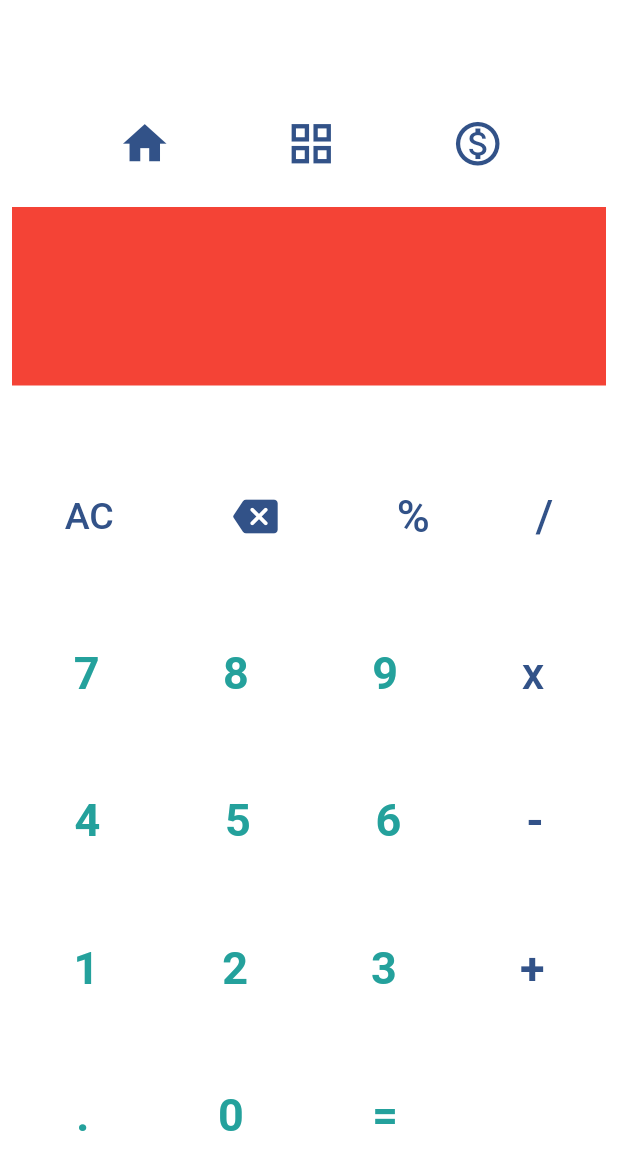
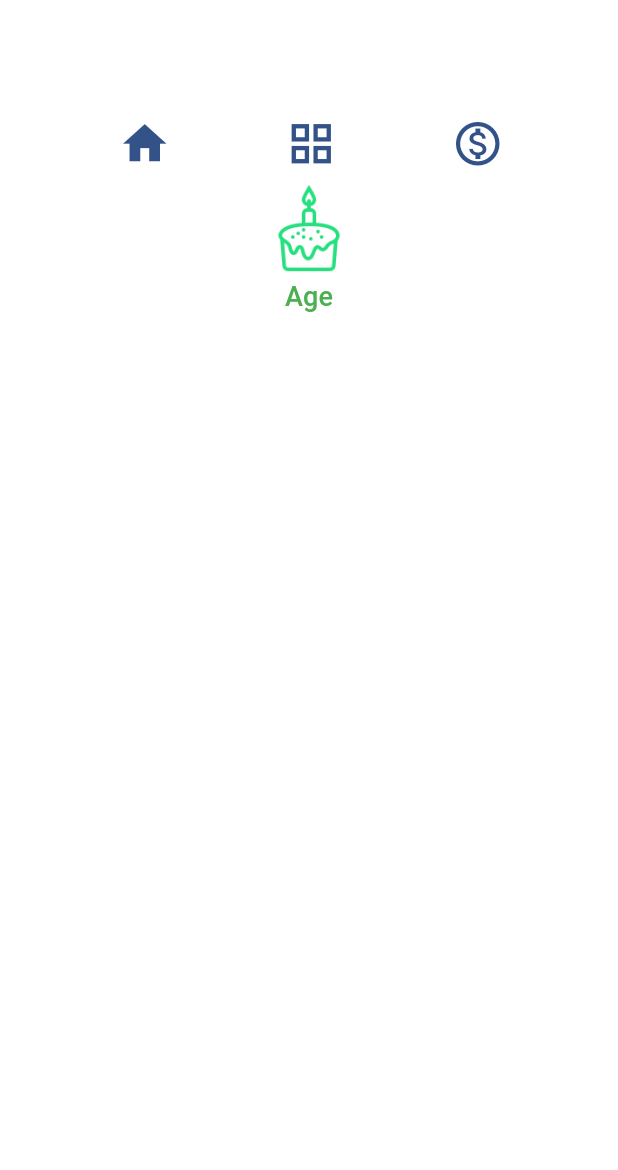
Before and after one commit to Akshay-1609/calculator-app-flutter, a Flutter app: the screen it shows after launch, after a tap on the "home" icon, on a phone screen of 412 x 824 dp. Shown: the top 1170 px of the screen. Run offline on Flutter 3.47's test engine with Material 2 defaults, Android fonts, the phone set to English and light mode, and no system bars; our stand-ins replace get.

Commit message:
new commit

```diff
--- /dev/null
+++ b/lib/Presentation/category.dart
@@ -0,0 +1,46 @@
+import 'package:calculator/Presentation/navbar.dart';
+import 'package:flutter/material.dart';
+
+class CategoryPage extends StatelessWidget {
+  const CategoryPage({Key? key}) : super(key: key);
+
+  @override
+  Widget build(BuildContext context) {
+    return Scaffold(
+      backgroundColor: Colors.white,
+      body: Padding(
+        padding: const EdgeInsets.only(top: 70, left: 8, right: 8),
+        child: Column(
+          children: [
+            custom_navbar(),
+            Row(
+              mainAxisAlignment: MainAxisAlignment.spaceAround,
+              children: [
+                Card(
+                  elevation: 0,
+                  child: Column(
+                    children: [
+                      Image.asset(
+                        "assets/cake.png",
+                        width: 60,
+                        height: 60,
+                      ),
+                      SizedBox(
+                        height: 5,
+                      ),
+                      Text(
+                        'Age',
+
+                        style: TextStyle(fontSize: 18, color: Colors.green,fontWeight: FontWeight.w500),
+                      )
+                    ],
+                  ),
+                )
+              ],
+            )
+          ],
+        ),
+      ),
+    );
+  }
+}
--- a/lib/Presentation/homepage.dart
+++ b/lib/Presentation/homepage.dart
@@ -1,45 +1,51 @@
+// ignore_for_file: prefer_const_constructors
+
+import 'package:calculator/Presentation/category.dart';
+import 'package:calculator/Presentation/navbar.dart';
+import 'package:flutter/foundation.dart';
 import 'package:flutter/material.dart';
+import 'package:get/get.dart';
 
 class Homepage extends StatelessWidget {
   const Homepage({Key? key}) : super(key: key);
 
   @override
   Widget build(BuildContext context) {
-    return Scaffold(
+    return GestureDetector(
+      onTap: () {
+        FocusScope.of(context).unfocus();
+      },
+      child: Scaffold(
         backgroundColor: Colors.white,
         body: Padding(
           padding: const EdgeInsets.only(top: 70, left: 8, right: 8),
           child: Column(
             children: [
-            Center(
-              child: Row(
-                mainAxisAlignment: MainAxisAlignment.spaceEvenly,
+             custom_navbar(),
+              SizedBox(
+                height: 30,
+              ),
+              Expanded(
+                  child: Column(
+                mainAxisAlignment: MainAxisAlignment.end,
                 children: [
-                  custom_icon(Icons.home),
-                  custom_icon(Icons.grid_view_outlined),
-                  custom_icon(Icons.monetization_on_outlined)
+                  Row(
+                    mainAxisAlignment: MainAxisAlignment.end,
+                    // ignore: prefer_const_literals_to_create_immutables
+                    children: [
+                      Padding(
+                        padding: const EdgeInsets.only(right: 10),
+                        child: Text(
+                          "12+21",
+                          maxLines: 3,
+                          style: TextStyle(
+                              fontSize: 25, fontWeight: FontWeight.w600),
+                        ),
+                      ),
                     ],
                   ),
-            ),
-            SizedBox(
-              height: 20,
-            ),
-            Container(
-              color: Colors.red,
-              child: TextFormField(
-                autofocus: false,
-                textDirection: TextDirection.rtl,
-                maxLines: 5,
-                decoration: InputDecoration(
-                  border: InputBorder.none,
-                  focusedBorder:InputBorder.none,
-                  enabledBorder: InputBorder.none,
-                  errorBorder: InputBorder.none,
-                  disabledBorder: InputBorder.none
-                ),
-              ),
-            ),
-
+                ],
+              )),
               Expanded(
                 child: Column(
                   mainAxisAlignment: MainAxisAlignment.spaceEvenly,
@@ -86,7 +92,9 @@ class Homepage extends StatelessWidget {
                         custom_txt2_button(".", 30, FontWeight.w700),
                         custom_txt2_button("0", 30, FontWeight.w700),
                         custom_txt2_button("=", 30, FontWeight.w700),
-                       SizedBox(width: 10,),
+                        SizedBox(
+                          width: 10,
+                        ),
                       ],
                     )
                   ],
@@ -95,19 +103,12 @@ class Homepage extends StatelessWidget {
             ],
           ),
         ),
+      ),
     );
   }
 }
 
-Widget custom_icon(icn) {
-  return IconButton(
-      onPressed: () {},
-      icon: Icon(
-        icn,
-        color: Color(0xff325288),
-        size: 35,
-      ));
-}
+
 
 Widget custom_txt_button(txt, double size, width) {
   return GestureDetector(
--- /dev/null
+++ b/lib/Presentation/navbar.dart
@@ -0,0 +1,28 @@
+import 'package:calculator/Presentation/category.dart';
+import 'package:flutter/cupertino.dart';
+import 'package:flutter/material.dart';
+import 'package:get/get_core/src/get_main.dart';
+import 'package:get/get_navigation/src/extension_navigation.dart';
+
+Widget custom_navbar() {
+  return Row(
+    mainAxisAlignment: MainAxisAlignment.spaceEvenly,
+    children: [
+      custom_icon(Icons.home),
+      custom_icon(Icons.grid_view_outlined),
+      custom_icon(Icons.monetization_on_outlined)
+    ],
+  );
+}
+
+Widget custom_icon(icn) {
+  return IconButton(
+      onPressed: () {
+        Get.to(() => CategoryPage());
+      },
+      icon: Icon(
+        icn,
+        color: Color(0xff325288),
+        size: 35,
+      ));
+}
--- a/lib/main.dart
+++ b/lib/main.dart
@@ -1,5 +1,6 @@
 import 'package:calculator/Presentation/homepage.dart';
 import 'package:flutter/material.dart';
+import 'package:get/get_navigation/src/root/get_material_app.dart';
 
 void main() {
   runApp(const MyApp());
@@ -11,7 +12,8 @@ class MyApp extends StatelessWidget {
   // This widget is the root of your application.
   @override
   Widget build(BuildContext context) {
-    return MaterialApp(
+    return GetMaterialApp(
+      debugShowCheckedModeBanner: false,
       title: 'Calculator',
       theme: ThemeData(
 
--- a/pubspec.yaml
+++ b/pubspec.yaml
@@ -34,6 +34,7 @@ dependencies:
   # The following adds the Cupertino Icons font to your application.
   # Use with the CupertinoIcons class for iOS style icons.
   cupertino_icons: ^1.0.2
+  get: ^4.6.1
 
 dev_dependencies:
   flutter_test:
@@ -58,8 +59,8 @@ flutter:
   uses-material-design: true
 
   # To add assets to your application, add an assets section, like this:
-  # assets:
-  #   - images/a_dot_burr.jpeg
+  assets:
+    - assets/
   #   - images/a_dot_ham.jpeg
 
   # An image asset can refer to one or more resolution-specific "variants", see
```
Also changed, not shown: assets/cake.png (added), pubspec.lock. Lines whose indentation alone changed are shown as unchanged.
